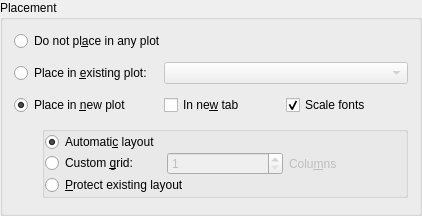
Old version of the form src/widgets/curveplacement.ui in the repository Kst-plot/kst.
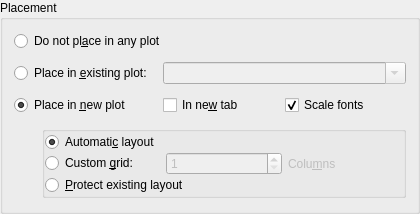
New version of the form.

```diff
--- a/src/widgets/curveplacement.ui
+++ b/src/widgets/curveplacement.ui
@@ -6,8 +6,8 @@
    <rect>
     <x>0</x>
     <y>0</y>
-    <width>422</width>
-    <height>216</height>
+    <width>420</width>
+    <height>214</height>
    </rect>
   </property>
   <layout class="QGridLayout" name="gridLayout_2">
@@ -71,7 +71,7 @@
          <string>The name of the data file which will be read for this vector.</string>
         </property>
         <property name="editable">
-         <bool>false</bool>
+         <bool>true</bool>
         </property>
         <property name="insertPolicy">
          <enum>QComboBox::InsertAtTop</enum>
```
Left out of the diff: 3 changed lines with no effect on the pictures.
